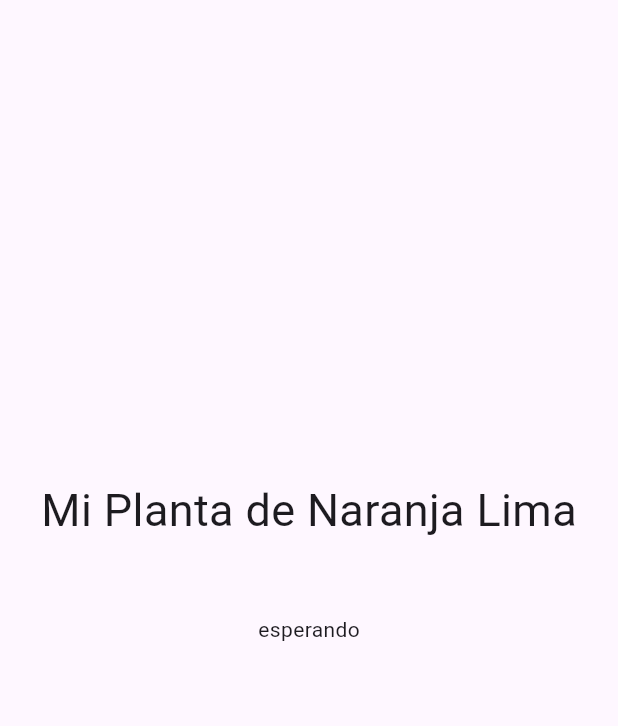
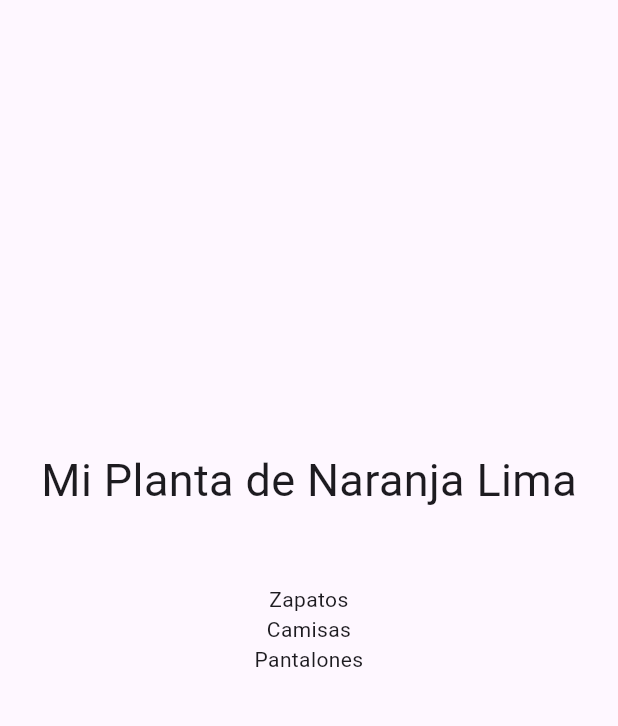
Before and after one commit to fr4nsgallegos/futuresG8, a Flutter app: the screen it shows after launch, on a phone screen of 412 x 824 dp, the part 63-789 px from its top. Run offline on Flutter 3.47's test engine with Material 3 defaults, Android fonts, the phone set to English and light mode, and no system bars.

```diff
--- a/lib/pages/home_page.dart
+++ b/lib/pages/home_page.dart
@@ -17,6 +17,16 @@ class _HomePageState extends State<HomePage> {
   Future<int> getNumber() {
     return Future.delayed(Duration(seconds: 5), () {
       return 168;
+    });
+  }
+
+  Future<List<Map>> getItems() {
+    return Future.delayed(Duration(seconds: 4), () {
+      return [
+        {"id": 1, "name": "Zapatos"},
+        {"id": 2, "name": "Camisas"},
+        {"id": 3, "name": "Pantalones"},
+      ];
     });
   }
 
@@ -58,7 +68,7 @@ class _HomePageState extends State<HomePage> {
               Padding(
                 padding: EdgeInsets.all(48),
                 child: FutureBuilder(
-                  future: getNumber(),
+                  future: getItems(),
                   builder: (BuildContext context, AsyncSnapshot snapshot) {
                     print("------------------------------");
                     print("SNAP: $snapshot");
@@ -68,11 +78,30 @@ class _HomePageState extends State<HomePage> {
                     print("tiene error: ${snapshot.hasError}");
                     print("hasshcode: ${snapshot.hashCode}");
                     print("------------------------------");
-                    return Text(
-                      snapshot.data == null
-                          ? "esperando"
-                          : snapshot.data.toString(),
+                    if (snapshot.hasData) {
+                      List<Map> data = snapshot.data;
+                      print(data);
+                      return ListView.builder(
+                        shrinkWrap: true,
+                        itemCount: data.length,
+                        itemBuilder: (BuildContext context, int index) {
+                          return Text(
+                            data[index]["name"],
+                            textAlign: TextAlign.center,
+                          );
+                        },
+                      );
+                    }
+                    return CircularProgressIndicator(
+                      color: Colors.red,
+                      strokeWidth: 2,
                     );
+                    // Text("CARGANDO...");
+                    // return Text(
+                    //   snapshot.data == null
+                    //       ? "esperando"
+                    //       : snapshot.data.toString(),
+                    // );
                   },
                 ),
               )
```
